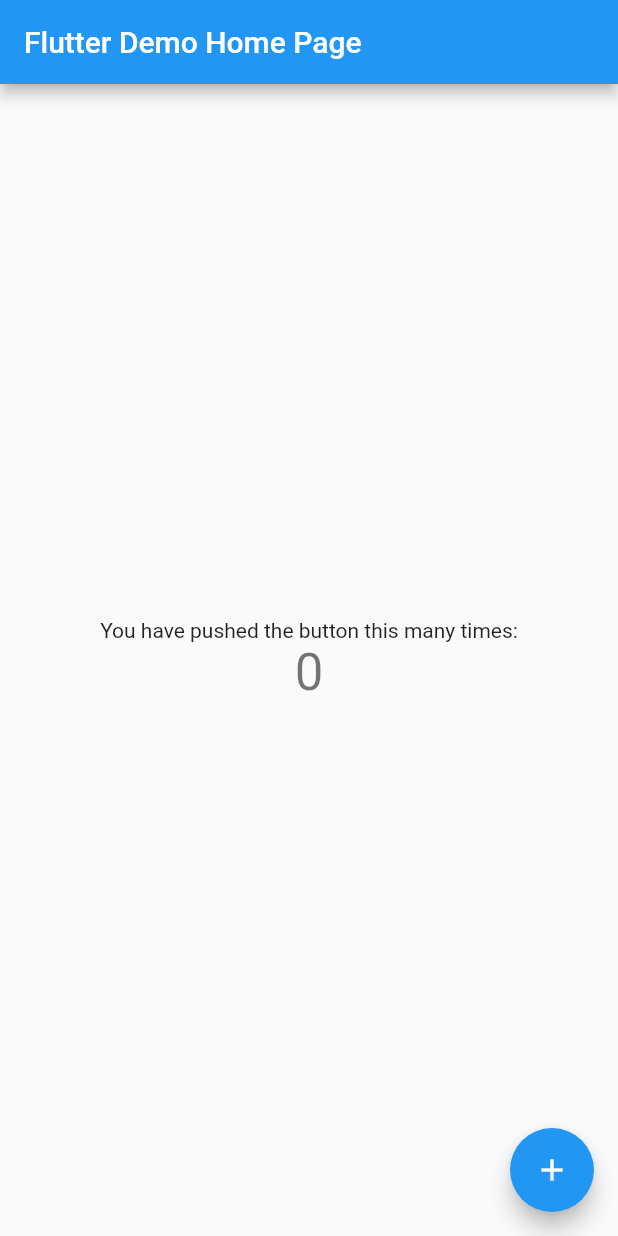
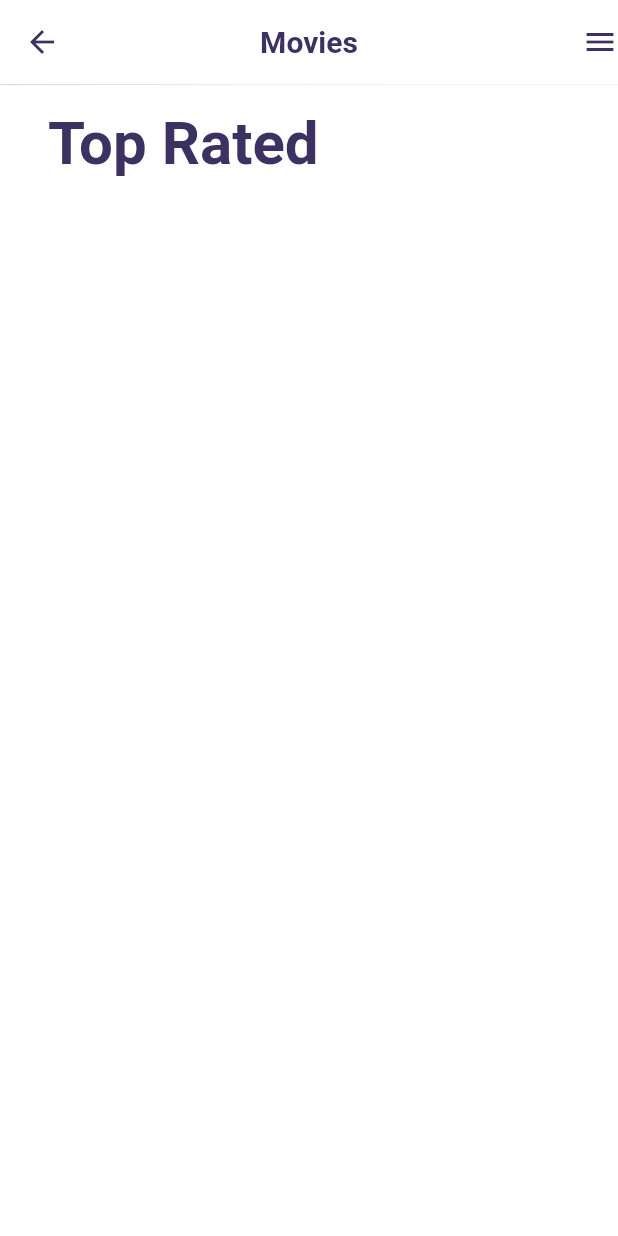
Before and after one commit to KiriRatanak/movie_list_app_flutter, a Flutter app: the screen it shows after launch, on a phone screen of 412 x 824 dp. Run offline on Flutter 3.47's test engine with Material 2 defaults, Android fonts, the phone set to English and light mode, and no system bars; Roboto replaces fonts that are missing (Arvo).

Commit message:
add app bar and movie list title

```diff
--- /dev/null
+++ b/lib/app.dart
@@ -0,0 +1,13 @@
+import 'package:flutter/material.dart';
+import 'package:movie_list_app/ui/screens/movie_list.dart';
+
+class MovieApp extends StatelessWidget {
+  @override
+  Widget build(BuildContext context) {
+
+    return MaterialApp(
+      title: 'Flutter movie listing app',
+      home: MovieList(),
+    );
+  }
+}
--- a/lib/main.dart
+++ b/lib/main.dart
@@ -1,111 +1,4 @@
 import 'package:flutter/material.dart';
+import 'package:movie_list_app/app.dart';
 
-void main() => runApp(MyApp());
-
-class MyApp extends StatelessWidget {
-  // This widget is the root of your application.
-  @override
-  Widget build(BuildContext context) {
-    return MaterialApp(
-      title: 'Flutter Demo',
-      theme: ThemeData(
-        // This is the theme of your application.
-        //
-        // Try running your application with "flutter run". You'll see the
-        // application has a blue toolbar. Then, without quitting the app, try
-        // changing the primarySwatch below to Colors.green and then invoke
-        // "hot reload" (press "r" in the console where you ran "flutter run",
-        // or simply save your changes to "hot reload" in a Flutter IDE).
-        // Notice that the counter didn't reset back to zero; the application
-        // is not restarted.
-        primarySwatch: Colors.blue,
-      ),
-      home: MyHomePage(title: 'Flutter Demo Home Page'),
-    );
-  }
-}
-
-class MyHomePage extends StatefulWidget {
-  MyHomePage({Key key, this.title}) : super(key: key);
-
-  // This widget is the home page of your application. It is stateful, meaning
-  // that it has a State object (defined below) that contains fields that affect
-  // how it looks.
-
-  // This class is the configuration for the state. It holds the values (in this
-  // case the title) provided by the parent (in this case the App widget) and
-  // used by the build method of the State. Fields in a Widget subclass are
-  // always marked "final".
-
-  final String title;
-
-  @override
-  _MyHomePageState createState() => _MyHomePageState();
-}
-
-class _MyHomePageState extends State<MyHomePage> {
-  int _counter = 0;
-
-  void _incrementCounter() {
-    setState(() {
-      // This call to setState tells the Flutter framework that something has
-      // changed in this State, which causes it to rerun the build method below
-      // so that the display can reflect the updated values. If we changed
-      // _counter without calling setState(), then the build method would not be
-      // called again, and so nothing would appear to happen.
-      _counter++;
-    });
-  }
-
-  @override
-  Widget build(BuildContext context) {
-    // This method is rerun every time setState is called, for instance as done
-    // by the _incrementCounter method above.
-    //
-    // The Flutter framework has been optimized to make rerunning build methods
-    // fast, so that you can just rebuild anything that needs updating rather
-    // than having to individually change instances of widgets.
-    return Scaffold(
-      appBar: AppBar(
-        // Here we take the value from the MyHomePage object that was created by
-        // the App.build method, and use it to set our appbar title.
-        title: Text(widget.title),
-      ),
-      body: Center(
-        // Center is a layout widget. It takes a single child and positions it
-        // in the middle of the parent.
-        child: Column(
-          // Column is also layout widget. It takes a list of children and
-          // arranges them vertically. By default, it sizes itself to fit its
-          // children horizontally, and tries to be as tall as its parent.
-          //
-          // Invoke "debug painting" (press "p" in the console, choose the
-          // "Toggle Debug Paint" action from the Flutter Inspector in Android
-          // Studio, or the "Toggle Debug Paint" command in Visual Studio Code)
-          // to see the wireframe for each widget.
-          //
-          // Column has various properties to control how it sizes itself and
-          // how it positions its children. Here we use mainAxisAlignment to
-          // center the children vertically; the main axis here is the vertical
-          // axis because Columns are vertical (the cross axis would be
-          // horizontal).
-          mainAxisAlignment: MainAxisAlignment.center,
-          children: <Widget>[
-            Text(
-              'You have pushed the button this many times:',
-            ),
-            Text(
-              '$_counter',
-              style: Theme.of(context).textTheme.display1,
-            ),
-          ],
-        ),
-      ),
-      floatingActionButton: FloatingActionButton(
-        onPressed: _incrementCounter,
-        tooltip: 'Increment',
-        child: Icon(Icons.add),
-      ), // This trailing comma makes auto-formatting nicer for build methods.
-    );
-  }
-}
+void main() => runApp(MovieApp());
--- /dev/null
+++ b/lib/ui/screens/movie_detail.dart
@@ -0,0 +1 @@
+import 'package:flutter/material.dart';
--- /dev/null
+++ b/lib/ui/screens/movie_list.dart
@@ -0,0 +1,76 @@
+import 'package:flutter/material.dart';
+
+class MovieList extends StatefulWidget {
+  @override
+  MovieListState createState() {
+    return MovieListState();
+  }
+}
+
+class MovieListState extends State<MovieList> {
+  Color _baseColor = const Color(0xff3c3261);
+
+  @override
+  Widget build(BuildContext context) {
+    //TODO: Fetching movies using OMDB api
+    //TODO: Create list UI
+    return Scaffold(
+      backgroundColor: Colors.white,
+      appBar: AppBar(
+        title: Text(
+          'Movies',
+          style: TextStyle(
+            color: _baseColor,
+            fontFamily: 'Arvo',
+            fontWeight: FontWeight.bold
+          ),
+        ),
+        centerTitle: true,
+        elevation: 0.3,
+        backgroundColor: Colors.white,
+        leading: Icon(
+          Icons.arrow_back,
+          color: _baseColor
+        ),
+        actions: <Widget> [
+          Icon(
+            Icons.menu,
+            color: _baseColor
+          )
+        ]
+      ),
+      body: Padding(
+        padding: const EdgeInsets.all(16.0),
+        child: Column(
+          crossAxisAlignment: CrossAxisAlignment.start,
+          children: <Widget>[
+            MovieTitle(_baseColor)
+          ],
+        )
+      ),
+    );
+  }
+}
+
+class MovieTitle extends StatelessWidget {
+  final Color _baseColor;
+  MovieTitle(this._baseColor);
+
+  @override
+  Widget build(BuildContext context) {
+    // TODO: implement build
+    return Padding(
+      padding: const EdgeInsets.fromLTRB(16.0,0,16.0,16.0),
+      child: Text(
+        'Top Rated',
+        style: TextStyle(
+          fontSize: 40.0,
+          color: _baseColor,
+          fontFamily: 'Arvo',
+          fontWeight: FontWeight.bold
+        ),
+        textAlign: TextAlign.left,
+      )
+    );
+  }
+}
```
